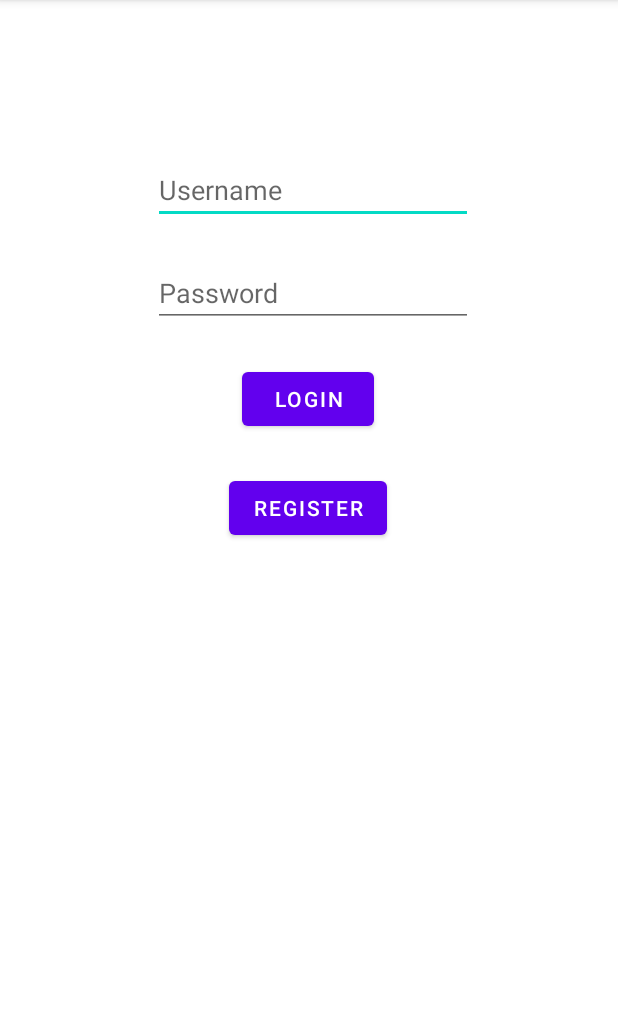
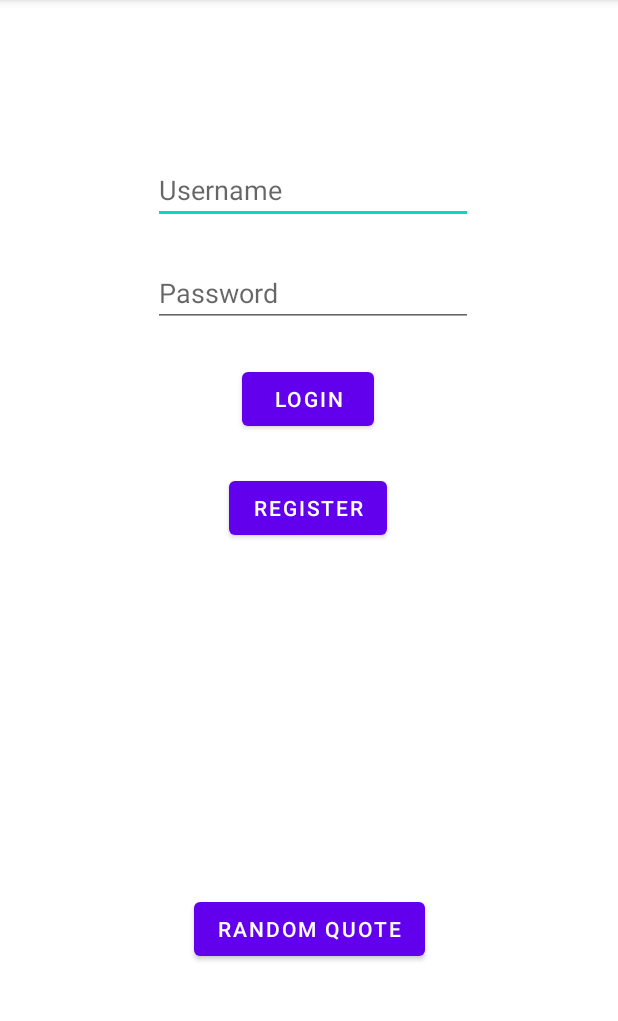
Before and after one commit to katgrose/fa21_group1_project1, an Android app: the screen it shows after launch (MainActivity), on a phone screen of 412 x 824 dp, the part 84-1105 px from its top. Run offline under Robolectric (Android 15) with nearby library versions, the phone set to English and light mode, and no system bars; our stand-ins replace Room's generated code, Volley.

Commit message:
Random Quote API added Needs Formatting for better look

```diff
--- a/app/src/main/java/com/example/fa21_group1_project1/MainActivity.java
+++ b/app/src/main/java/com/example/fa21_group1_project1/MainActivity.java
@@ -8,11 +8,28 @@ import android.os.Bundle;
 import android.view.View;
 import android.widget.Button;
 import android.widget.EditText;
+import android.widget.TextView;
 import android.widget.Toast;
+
+import com.android.volley.Request;
+import com.android.volley.RequestQueue;
+import com.android.volley.Response;
+import com.android.volley.VolleyError;
+import com.android.volley.toolbox.JsonObjectRequest;
+import com.android.volley.toolbox.Volley;
+
+import org.json.JSONException;
+import org.json.JSONObject;
 
 public class MainActivity extends AppCompatActivity {
     Button loginBtn, registerBtn;
     EditText username, password;
+    TextView fetchquote;
+    TextView fetchauthor;
+    RequestQueue mQueue;
+    Button buttonParse;
+
+
     @Override
     protected void onCreate(Bundle savedInstanceState) {
         super.onCreate(savedInstanceState);
@@ -28,7 +45,9 @@ public class MainActivity extends AppCompatActivity {
         registerBtn = findViewById(R.id.registerButton);
         username = findViewById(R.id.fieldUsername);
         password = findViewById(R.id.fieldPassword);
-
+        fetchquote = findViewById(R.id.quote);
+        fetchauthor = findViewById(R.id.author);
+        buttonParse = findViewById(R.id.quoteBtn);
 
         loginBtn.setOnClickListener(new View.OnClickListener() {
             @Override
@@ -50,6 +69,15 @@ public class MainActivity extends AppCompatActivity {
             @Override
             public void onClick(View view) {
                 registerUser();
+            }
+        });
+
+        mQueue = Volley.newRequestQueue(this);
+
+        buttonParse.setOnClickListener(new View.OnClickListener(){
+            @Override
+            public void onClick(View v){
+                jsonParse();
             }
         });
 
@@ -78,4 +106,32 @@ public class MainActivity extends AppCompatActivity {
     public void loginFailure() {
         Toast.makeText(this, "Login Failed!", Toast.LENGTH_LONG).show();
     }
+
+    private void jsonParse(){
+        String url = "https://api.quotable.io/random";
+        JsonObjectRequest objectRequest = new JsonObjectRequest(
+                Request.Method.GET,
+                url,
+                null,
+                new Response.Listener<JSONObject>(){
+                    @Override
+                    public void onResponse(JSONObject response){
+                        try{
+                            String quote = response.getString("content");
+                            String author = response.getString("author");
+                            fetchquote.setText(quote);
+                            fetchauthor.setText(author);
+                        } catch (JSONException e){
+                            e.printStackTrace();
+                        }
+                    }
+                }, new Response.ErrorListener(){
+                    @Override
+                    public void onErrorResponse(VolleyError error){
+                        error.printStackTrace();
+                    }
+        });
+
+        mQueue.add(objectRequest);
+    }
 }
--- a/app/src/main/res/layout/activity_main.xml
+++ b/app/src/main/res/layout/activity_main.xml
@@ -61,4 +61,37 @@
         app:layout_constraintTop_toTopOf="parent"
         app:layout_constraintVertical_bias="0.382" />
 
+    <TextView
+        android:id="@+id/quote"
+        android:layout_width="wrap_content"
+        android:layout_height="wrap_content"
+        android:text=""
+        app:layout_constraintBottom_toBottomOf="parent"
+        app:layout_constraintEnd_toEndOf="parent"
+        app:layout_constraintStart_toStartOf="parent"
+        app:layout_constraintTop_toTopOf="parent"
+        app:layout_constraintVertical_bias="0.631" />
+
+    <TextView
+        android:id="@+id/author"
+        android:layout_width="wrap_content"
+        android:layout_height="wrap_content"
+        android:text=""
+        app:layout_constraintBottom_toBottomOf="parent"
+        app:layout_constraintEnd_toEndOf="parent"
+        app:layout_constraintStart_toStartOf="parent"
+        app:layout_constraintTop_toTopOf="parent"
+        app:layout_constraintVertical_bias="0.69" />
+
+    <Button
+        android:id="@+id/quoteBtn"
+        android:layout_width="wrap_content"
+        android:layout_height="wrap_content"
+        android:text="Random Quote"
+        app:layout_constraintBottom_toBottomOf="parent"
+        app:layout_constraintEnd_toEndOf="parent"
+        app:layout_constraintStart_toStartOf="parent"
+        app:layout_constraintTop_toTopOf="parent"
+        app:layout_constraintVertical_bias="0.827" />
+
 </androidx.constraintlayout.widget.ConstraintLayout>
```
